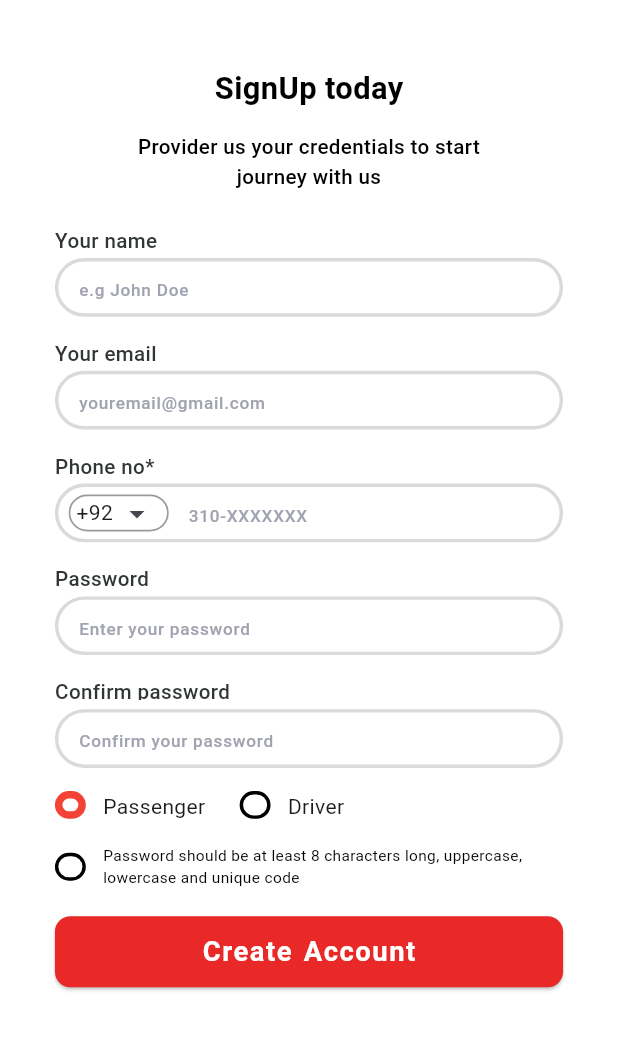
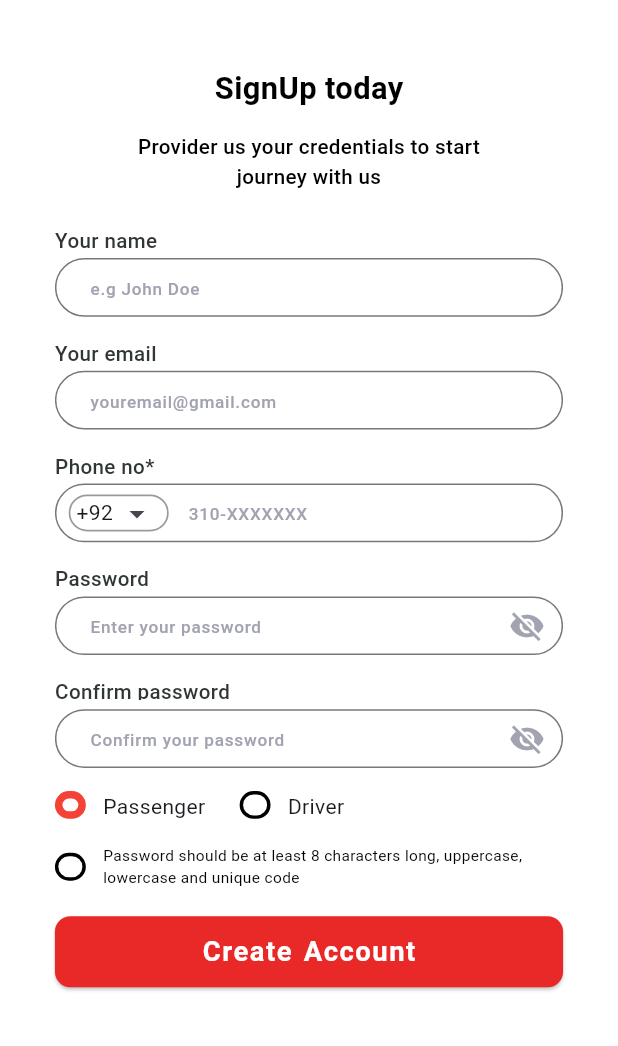
Before and after one commit to SajidAfridi/dusecatask, a Flutter app: the screen it shows after launch, on a phone screen of 412 x 824 dp, the part 190-1236 px from its top. Run offline on Flutter 3.47's test engine with Material 2 defaults, Android fonts, the light colour scheme and no system bars; drawn by our look-alikes of intl_phone_field; our stand-ins replace fl_chart, flutter_screenutil.

```diff
--- a/lib/screens/book_seat_page.dart
+++ b/lib/screens/book_seat_page.dart
@@ -3,7 +3,6 @@ import 'package:dusecatask/screens/driver_info_screen.dart';
 import 'package:flutter/material.dart';
 import 'package:flutter_screenutil/flutter_screenutil.dart';
 import 'package:provider/provider.dart';
-
 import '../widgets/book_seats_screen_widgets/seat_status.dart';
 import '../models/seat_provider.dart';
 import '../widgets/book_seats_screen_widgets/book_seat_status_row.dart';
@@ -15,7 +14,7 @@ class BookSeatsScreen extends StatelessWidget {
   Widget build(BuildContext context) {
     final seatProvider = Provider.of<SeatProvider>(context);
     // Specify the number of seats required
-    const numberOfSeats = 15;
+    const numberOfSeats = 14;
     seatProvider.initializeSeats(numberOfSeats);
     return SafeArea(
       child: Scaffold(
@@ -64,7 +63,7 @@ class BookSeatsScreen extends StatelessWidget {
     final numberOfSeats = seatProvider.seats.length;
     //each row contain 3 seats so we need to find out the number of rows
     final numberOfRows = (numberOfSeats / 3).ceil();
-    final carBodyHeight = 100.0 + (numberOfRows * 64.0);
+    final carBodyHeight = 110.0 + (numberOfRows * 64.0);
     return Stack(
       children: [
         SizedBox(
@@ -76,22 +75,10 @@ class BookSeatsScreen extends StatelessWidget {
           ),
         ),
         SizedBox(height: 16.h),
-        //the following are the interior of the car
-        // which i have commented out for now
-        // Positioned(
-        //   top: 160.h,
-        //   right: 22,
-        //   child: Image.asset('assets/images/long_rec.png'),
-        // ),
-        // Positioned(
-        //   top: 163.h,
-        //   right: 70,
-        //   child: Image.asset('assets/images/short_rec.png'),
-        // ),
         // Using a GridView to display seats dynamically
         Positioned(
-          top: 60 + (numberOfRows * 20).h,
-          right: 15,
+          top: 60 + (numberOfRows * 17).h,
+          right: 13,
           child: SizedBox(
             height: 400.h,
             width: 130.w,
--- a/lib/widgets/register_screen_widget/registeration_fields.dart
+++ b/lib/widgets/register_screen_widget/registeration_fields.dart
@@ -70,7 +70,39 @@ class _RegisterFieldsState extends State<RegisterFields> {
                                 initialCountryCode: 'PK',
                                 controller: value.fields[index].controller,
                                 dropdownIconPosition: IconPosition.trailing,
-                                decoration: buildInputDecoration(value, index),
+                                decoration: InputDecoration(
+                                  contentPadding: EdgeInsets.only(
+                                    left: 17.w,
+                                  ),
+                                  suffixIcon: suffixIconDecider(value, index),
+                                  hintText: value.fields[index].hintText,
+                                  hintStyle: TextStyle(
+                                    fontSize: 10.sp,
+                                    color: const Color(0xffA1A3B0),
+                                    fontWeight: FontWeight.w500,
+                                  ),
+                                  border: OutlineInputBorder(
+                                    borderRadius: BorderRadius.circular(24.r),
+                                    borderSide: BorderSide(
+                                      color: borderColorDecider(value, index),
+                                      width: 10.w,
+                                    ),
+                                  ),
+                                  errorBorder: OutlineInputBorder(
+                                    borderRadius: BorderRadius.circular(24.r),
+                                    borderSide: BorderSide(
+                                      color: const Color(0xffDADADA),
+                                      width: 0.w,
+                                    ),
+                                  ),
+                                  focusedBorder: OutlineInputBorder(
+                                    borderRadius: BorderRadius.circular(24.r),
+                                    borderSide: BorderSide(
+                                      color: borderColorDecider(value, index),
+                                      width: 1.w,
+                                    ),
+                                  ),
+                                ),
                               ),
                             )
                           : buildTextFields(
@@ -93,8 +125,8 @@ class _RegisterFieldsState extends State<RegisterFields> {
       height: 38.h,
       width: 296.w,
       child: TextFormField(
-        cursorRadius: Radius.circular(5.r),
         autovalidateMode: AutovalidateMode.onUserInteraction,
+        cursorHeight: 20.h,
         cursorColor: const Color(0xffA1A3B0),
         obscureText: value.fields[index].textFieldName == 'Password'
             ? !value.isPasswordVisible
@@ -116,13 +148,11 @@ class _RegisterFieldsState extends State<RegisterFields> {
             }
           }
         },
-        decoration: buildInputDecoration(value, index),
+        decoration: InputDecoration(
+          contentPadding: EdgeInsets.only(
+            left: 17.w,
           ),
-    );
-  }
-
-  InputDecoration buildInputDecoration(RegisterProvider value, int index) {
-    return InputDecoration(
+          suffixIcon: suffixIconDecider(value, index),
           hintText: value.fields[index].hintText,
           hintStyle: TextStyle(
             fontSize: 10.sp,
@@ -132,22 +162,24 @@ class _RegisterFieldsState extends State<RegisterFields> {
           border: OutlineInputBorder(
             borderRadius: BorderRadius.circular(24.r),
             borderSide: BorderSide(
-          color: const Color(0xffDADADA),
-          width: 2.w,
+              color: borderColorDecider(value, index),
+              width: 10.w,
             ),
           ),
-      enabledBorder: OutlineInputBorder(
+          errorBorder: OutlineInputBorder(
             borderRadius: BorderRadius.circular(24.r),
             borderSide: BorderSide(
               color: const Color(0xffDADADA),
-          width: 2.w,
+              width: 0.w,
             ),
           ),
           focusedBorder: OutlineInputBorder(
             borderRadius: BorderRadius.circular(24.r),
             borderSide: BorderSide(
-          color: const Color(0xffDADADA),
-          width: 2.w,
+              color: borderColorDecider(value, index),
+              width: 1.w,
+            ),
+          ),
         ),
       ),
     );
@@ -158,7 +190,7 @@ class _RegisterFieldsState extends State<RegisterFields> {
     if (value.fields[index].textFieldName == 'Your email') {
       return Icon(
         value.isEmailValidated ? Icons.check : null,
-        color: const Color(0xffA1A3B0),
+        color: Colors.green,
       );
     }
     if (value.fields[index].textFieldName == 'Password') {
```
Lines whose indentation alone changed are shown as unchanged.
